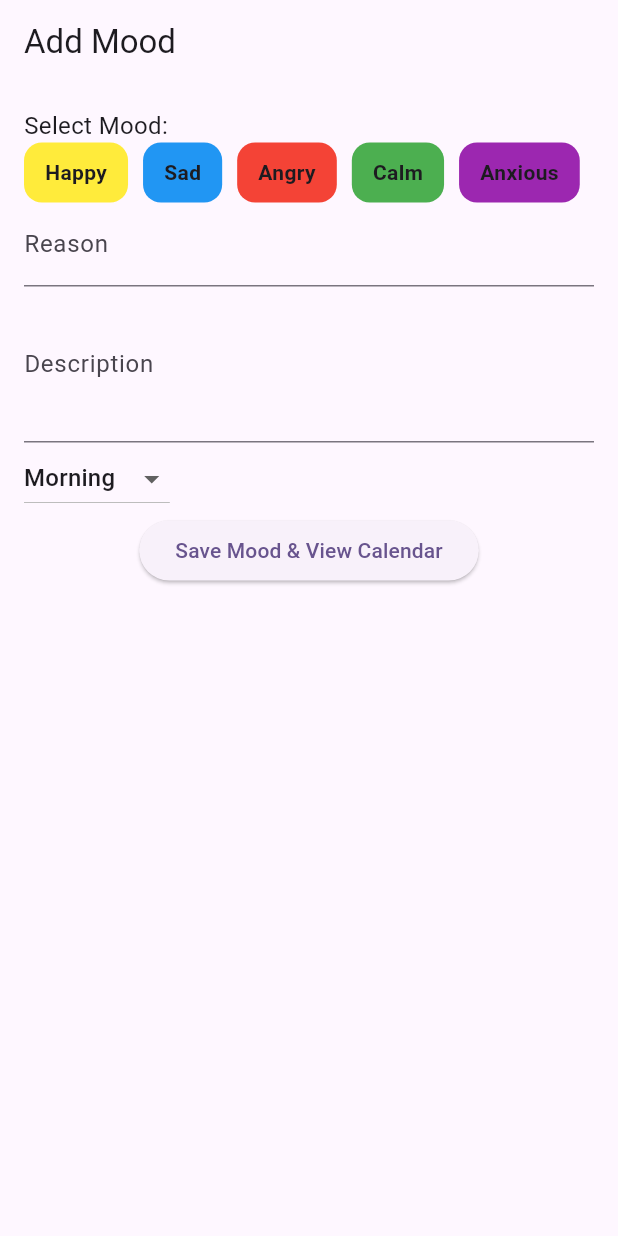
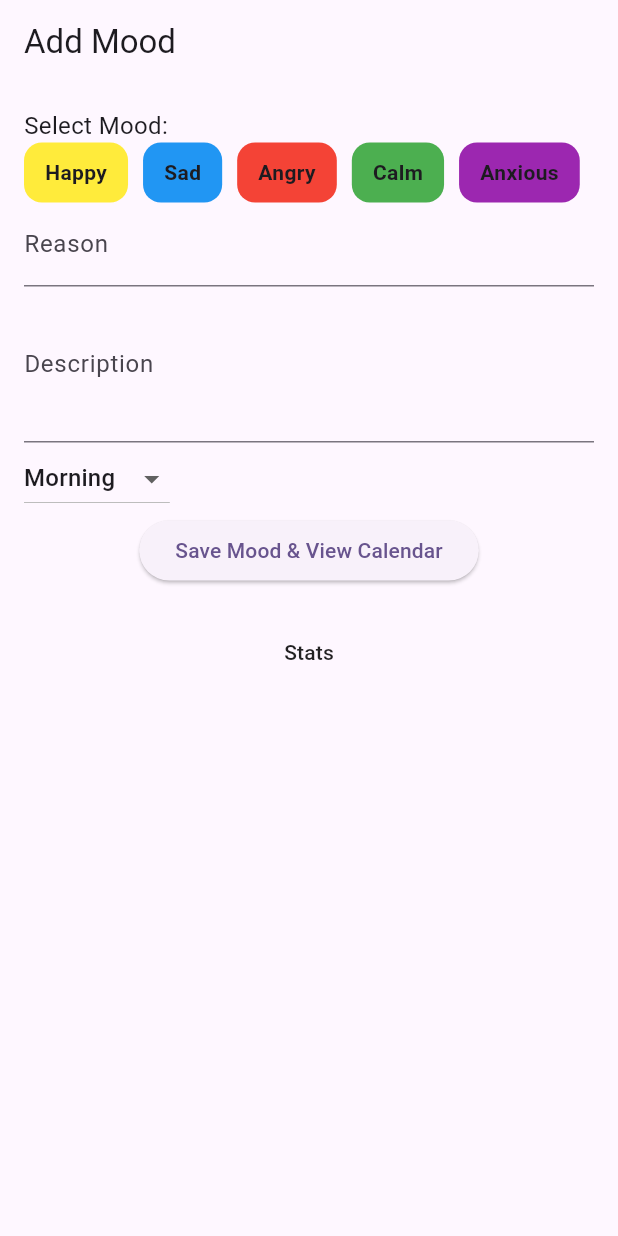
Before and after one commit to KabeloDev/mini_app, a Flutter app: the screen it shows after launch, on a phone screen of 412 x 824 dp. Run offline on Flutter 3.47's test engine with Material 3 defaults, Android fonts, the phone set to English and light mode, and no system bars; our stand-ins replace fl_chart, flutter_local_notifications, go_router, permission_handler, table_calendar.

Commit message:
Pie chart

```diff
--- a/lib/home.dart
+++ b/lib/home.dart
@@ -1,6 +1,7 @@
 import 'package:flutter/material.dart';
 import 'package:mini_app/calendar.dart';
 import 'package:mini_app/moodentry.dart';
+import 'package:mini_app/stats_noti.dart';
 
 class HomeScreen extends StatefulWidget {
   const HomeScreen({super.key});
@@ -49,9 +50,7 @@ class _HomeScreenState extends State<HomeScreen> {
 
     Navigator.push(
       context,
-      MaterialPageRoute(
-        builder: (_) => CalendarScreen(moodEntries: _moods),
-      ),
+      MaterialPageRoute(builder: (_) => CalendarScreen(moodEntries: _moods)),
     );
   }
 
@@ -68,17 +67,21 @@ class _HomeScreenState extends State<HomeScreen> {
               Text('Select Mood:', style: TextStyle(fontSize: 16)),
               Wrap(
                 spacing: 10,
-                children: moods.entries.map((entry) {
+                children:
+                    moods.entries.map((entry) {
                       bool isSelected = _selectedMood == entry.key;
                       return GestureDetector(
                         onTap: () => setState(() => _selectedMood = entry.key),
                         child: Container(
                           padding: const EdgeInsets.symmetric(
-                          vertical: 10, horizontal: 14),
+                            vertical: 10,
+                            horizontal: 14,
+                          ),
                           decoration: BoxDecoration(
                             color: entry.value,
                             borderRadius: BorderRadius.circular(12),
-                        border: isSelected
+                            border:
+                                isSelected
                                     ? Border.all(width: 3, color: Colors.black)
                                     : null,
                           ),
@@ -101,20 +104,35 @@ class _HomeScreenState extends State<HomeScreen> {
               ),
               DropdownButton<String>(
                 value: _selectedTime,
-                items: ['Morning', 'Afternoon', 'Evening']
-                    .map((time) => DropdownMenuItem(
-                          value: time,
-                          child: Text(time),
-                        ))
+                items:
+                    ['Morning', 'Afternoon', 'Evening']
+                        .map(
+                          (time) =>
+                              DropdownMenuItem(value: time, child: Text(time)),
+                        )
                         .toList(),
                 onChanged: (val) => setState(() => _selectedTime = val!),
               ),
               Center(
-                child: ElevatedButton(
+                child: Column(
+                  children: [
+                    ElevatedButton(
                       onPressed: _onSave,
                       child: Text('Save Mood & View Calendar'),
                     ),
-              )
+                    const SizedBox(height: 20),
+                    MaterialButton(
+                      onPressed: () {
+                        Navigator.push(
+                          context,
+                          MaterialPageRoute(builder: (context) => MyPieChart(moodEntries: _moods,)),
+                        );
+                      },
+                      child: Text('Stats'),
+                    ),
+                  ],
+                ),
+              ),
             ],
           ),
         ),
--- a/lib/main.dart
+++ b/lib/main.dart
@@ -1,9 +1,7 @@
 import 'package:flutter/material.dart';
 import 'package:go_router/go_router.dart';
-import 'package:mini_app/calendar.dart';
 import 'package:mini_app/home.dart';
 import 'package:mini_app/noti_service.dart';
-import 'package:mini_app/notification.dart';
 
 void main() {
   WidgetsFlutterBinding.ensureInitialized();
@@ -21,14 +19,15 @@ final _router = GoRouter(
       GoRoute(
         path: '/',
         builder: (context, state) => const HomeScreen(),
-      ), GoRoute(
-        path: '/notification',
-        builder: (context, state) => const AppNotification()
-      ),
-      GoRoute(
-        path: '/calendar',
-        builder: (context, state) => const CalendarScreen(moodEntries: [],)
-      )
+        ),
+      // GoRoute(
+      //   path: '/notification',
+      //   builder: (context, state) => const AppNotification()
+      // ),
+      // GoRoute(
+      //   path: '/calendar',
+      //   builder: (context, state) => const CalendarScreen(moodEntries: [],)
+      // )
     ]
   );
 
--- a/pubspec.yaml
+++ b/pubspec.yaml
@@ -38,6 +38,7 @@ dependencies:
   flutter_local_notifications: ^19.2.1
   permission_handler: ^12.0.0+1
   table_calendar: ^3.2.0
+  fl_chart: ^1.0.0
 
 dev_dependencies:
   flutter_test:
```
Also changed, not shown: lib/notification.dart (+33 -19 lines), lib/stats_noti.dart (added, +49 -0 lines), pubspec.lock. Lines whose indentation alone changed are shown as unchanged.
